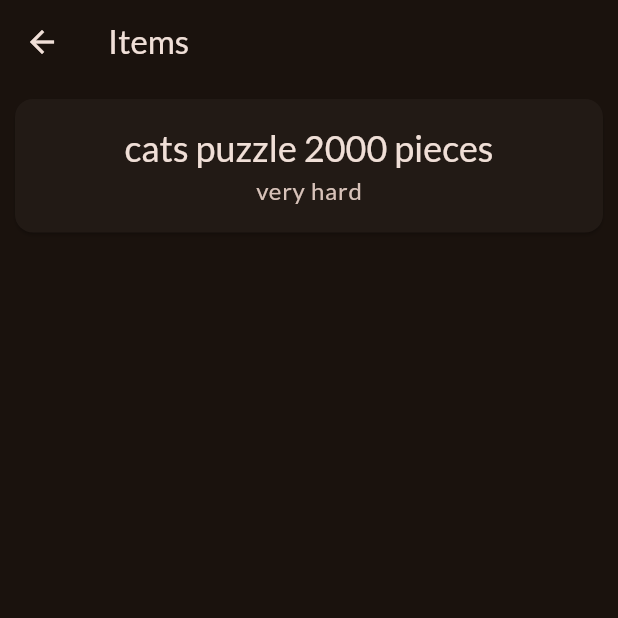
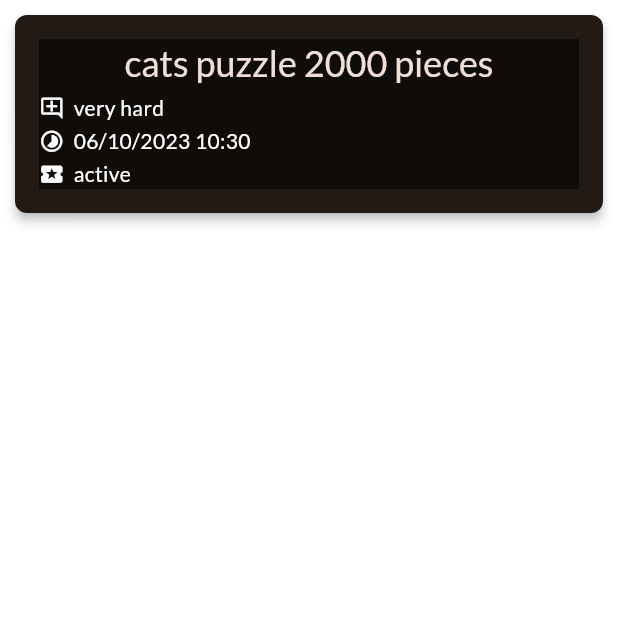
Before and after one commit to orinizri/items_flutter_app, a Flutter app: the screen it shows after launch, after a tap on "puzzles", on a phone screen of 412 x 824 dp, the top half of it. Run offline on Flutter 3.47's test engine with Material 2 defaults, Android fonts, the phone set to English and light mode, and no system bars; our stand-ins replace google_fonts, transparent_image; network calls fail.

Commit message:
add favorites

```diff
--- a/lib/data/items.dart
+++ b/lib/data/items.dart
@@ -1,7 +1,7 @@
 import 'package:shic/models/item.dart';
-// import 'package:intl/intl.dart';
+import 'package:intl/intl.dart';
 
-// var formatter = DateFormat('dd-MM-yyyy kk:mm');
+var formatter = DateFormat('dd/MM/yyyy kk:mm');
 
 final availableItems = [
   Item(
--- a/lib/main.dart
+++ b/lib/main.dart
@@ -1,6 +1,7 @@
 import 'package:flutter/material.dart';
 import 'package:google_fonts/google_fonts.dart';
 import 'package:shic/screens/categories.dart';
+import 'package:shic/screens/tabs.dart';
 
 final theme = ThemeData(
   useMaterial3: true,
@@ -22,7 +23,7 @@ class App extends StatelessWidget {
   Widget build(BuildContext context) {
     return MaterialApp(
       theme: theme,
-      home: const CategoriesScreen(),
+      home: const TabsScreen(),
     );
   }
 }
--- a/lib/screens/categories.dart
+++ b/lib/screens/categories.dart
@@ -7,19 +7,21 @@ import 'package:shic/screens/items.dart';
 import 'package:shic/widgets/category_grid_item.dart';
 
 class CategoriesScreen extends StatelessWidget {
-  const CategoriesScreen({super.key});
+  CategoriesScreen({super.key, required this.toggleFavorite});
+
+  void Function(Item) toggleFavorite;
 
   void _onSelectCategory(BuildContext context, Category category) {
-    final List<Item> filteredItems = availableItems.where((item)=> item.categories.contains(category.title)).toList();
-    Navigator.of(context).push(
-        MaterialPageRoute(builder: (ctx) => ItemsScreen(items: filteredItems)));
+    final List<Item> filteredItems = availableItems
+        .where((item) => item.categories.contains(category.title))
+        .toList();
+    Navigator.of(context).push(MaterialPageRoute(
+        builder: (ctx) => ItemsScreen(title: 'Items', items: filteredItems, toggleFavorite: toggleFavorite)));
   }
 
   @override
   Widget build(BuildContext context) {
-    return Scaffold(
-      appBar: AppBar(title: const Text('Pick a category')),
-      body: GridView(
+    return GridView(
       padding: const EdgeInsets.all(25),
       gridDelegate: const SliverGridDelegateWithFixedCrossAxisCount(
         crossAxisCount: 2,
@@ -35,7 +37,6 @@ class CategoriesScreen extends StatelessWidget {
             },
           )
       ],
-      ),
     );
   }
 }
--- a/lib/screens/items.dart
+++ b/lib/screens/items.dart
@@ -1,44 +1,55 @@
 import 'package:flutter/material.dart';
 import 'package:shic/models/item.dart' as item_model;
 import 'package:shic/data/items.dart';
+import 'package:shic/screens/item_details.dart';
 import 'package:shic/widgets/item.dart' as item_widget;
 
 class ItemsScreen extends StatelessWidget {
-  const ItemsScreen({super.key, required this.items});
+  ItemsScreen({super.key, required this.items, this.title, required this.toggleFavorite});
 
   final List<item_model.Item> items;
+  final String? title;
+  void Function(item_model.Item) toggleFavorite;
+
+  void _onSelectItem(context, item) {
+    Navigator.of(context)
+        .push(MaterialPageRoute(builder: (ctx) => ItemDetails(item: item, toggleFavorite: toggleFavorite,)));
+  }
 
   @override
   Widget build(BuildContext context) {
-    print(items.length);
     dynamic content = ListView.builder(
-      itemCount: items.length,
-      itemBuilder: (context, index) {
-        return item_widget.Item(item: items[index]);
-      },
-    );
+        itemCount: items.length,
+        itemBuilder: (context, index) => item_widget.Item(
+            item: items[index],
+            onSelectItem: (item) {
+              _onSelectItem(context, item);
+            }));
     if (items.isEmpty) {
       content = Center(
         child: Column(
           mainAxisSize: MainAxisSize.min,
           children: [
-            Text('items not found', style: Theme.of(context).textTheme.headlineLarge!.copyWith(
-              color: Theme.of(context).colorScheme.onBackground
-              )),
-            const SizedBox(height: 10,),
-            Text('try a different category', style: Theme.of(context).textTheme.bodyLarge!.copyWith(
-              color: Theme.of(context).colorScheme.onBackground
-              )
+            Text('items not found',
+                style: Theme.of(context).textTheme.headlineLarge!.copyWith(
+                    color: Theme.of(context).colorScheme.onBackground)),
+            const SizedBox(
+              height: 10,
             ),
+            Text('try a different category',
+                style: Theme.of(context).textTheme.bodyLarge!.copyWith(
+                    color: Theme.of(context).colorScheme.onBackground)),
           ],
         ),
       );
     }
-    return Scaffold(
-      appBar: AppBar(
-        title: const Text('Items'),
-      ),
-      body: content,
-    );
+    return title != null
+        ? content
+        : Scaffold(
+            appBar: AppBar(
+              title: Text(title!),
+            ),
+            body: content,
+          );
   }
 }
--- /dev/null
+++ b/lib/screens/tabs.dart
@@ -0,0 +1,74 @@
+import 'package:flutter/material.dart';
+import 'package:shic/models/item.dart';
+import 'package:shic/screens/categories.dart';
+import 'package:shic/screens/items.dart';
+
+class TabsScreen extends StatefulWidget {
+  const TabsScreen({super.key});
+
+  @override
+  State<StatefulWidget> createState() {
+    return TabsScreenState();
+  }
+}
+
+class TabsScreenState extends State<TabsScreen> {
+  var selectedPageIndex = 0;
+  final List<Item> favoriteItems = [];
+
+  void showInfoMessage(String message) {
+    ScaffoldMessenger.of(context).clearSnackBars();
+    ScaffoldMessenger.of(context).showSnackBar(
+      SnackBar(content: Text(message)),
+    );
+  }
+
+  void toggleFavorite(Item item) {
+    final isFavorite = favoriteItems.contains(item);
+    if (isFavorite) {
+      setState(() {
+        favoriteItems.remove(item);
+        showInfoMessage('Item removed');
+      });
+    } else {
+      setState(() {
+        favoriteItems.add(item);
+        showInfoMessage('Item added');
+      });
+    }
+  }
+
+  void _selectPage(int index) {
+    setState(() {
+      selectedPageIndex = index;
+    });
+  }
+
+  @override
+  Widget build(BuildContext context) {
+    Widget activePage = CategoriesScreen(toggleFavorite: toggleFavorite);
+    var activePageTitle = 'Categories';
+    if (selectedPageIndex == 1) {
+      activePage = ItemsScreen(
+          title: 'Favorites',
+          items: favoriteItems,
+          toggleFavorite: toggleFavorite);
+      activePageTitle = 'Your Favorites';
+    }
+
+    return Scaffold(
+      appBar: AppBar(title: Text(activePageTitle)),
+      body: activePage,
+      bottomNavigationBar: BottomNavigationBar(
+        onTap: _selectPage,
+        currentIndex: selectedPageIndex,
+        items: const [
+          BottomNavigationBarItem(
+              icon: Icon(Icons.category), label: 'Categories'),
+          BottomNavigationBarItem(
+              icon: Icon(Icons.favorite), label: 'Favorites')
+        ],
+      ),
+    );
+  }
+}
--- a/lib/widgets/item.dart
+++ b/lib/widgets/item.dart
@@ -1,8 +1,13 @@
 import 'package:flutter/material.dart';
+import 'package:shic/data/items.dart';
 import 'package:shic/models/item.dart' as item_model;
+import 'package:shic/widgets/item_trait.dart';
+import 'package:transparent_image/transparent_image.dart';
 
 class Item extends StatelessWidget {
-  const Item({super.key, required this.item});
+  Item({super.key, required this.item, required this.onSelectItem});
+
+  void Function(item_model.Item) onSelectItem;
 
   final item_model.Item item;
 
@@ -11,30 +16,74 @@ class Item extends StatelessWidget {
     return Card(
       margin: const EdgeInsets.all(10),
       color: Theme.of(context).textTheme.bodyLarge!.backgroundColor,
+      shape: RoundedRectangleBorder(borderRadius: BorderRadius.circular(8)),
+      clipBehavior: Clip.hardEdge,
+      elevation: 3,
+      child: InkWell(
+        onTap: () {
+          onSelectItem(item);
+        },
         child: Padding(
           padding: const EdgeInsets.all(16),
-        child: Column(
+          child: Stack(
             children: [
               item.imageUrl != null
-                ? Image.network(item.imageUrl!)
-                : const SizedBox(
-                    height: 1,
-                  ),
-            Text(
+                  ? FadeInImage.memoryNetwork(
+                      placeholder: kTransparentImage,
+                      image: item.imageUrl!,
+                      fit: BoxFit.cover,
+                      width: double.infinity,
+                    )
+                  : const SizedBox(height: 100, width: double.infinity),
+              Positioned(
+                bottom: 0,
+                right: 0,
+                left: 0,
+                child: InkWell(
+                  onTap: () {},
+                  child: Container(
+                    color: Colors.black54,
+                    child: Column(
+                        mainAxisAlignment: MainAxisAlignment.start,
+                        children: [
+                          Padding(
+                            padding: const EdgeInsets.symmetric(
+                                vertical: 2, horizontal: 5),
+                            child: Text(
                               item.name,
                               style: Theme.of(context)
                                   .textTheme
                                   .headlineSmall!
-                  .copyWith(color: Theme.of(context).colorScheme.onSurface),
+                                  .copyWith(
+                                      color: Theme.of(context)
+                                          .colorScheme
+                                          .onSurface),
+                              textAlign: TextAlign.center,
+                              overflow: TextOverflow.ellipsis,
+                              softWrap: true,
                             ),
-            Text(
-              item.description,
-              style: Theme.of(context)
-                  .textTheme
-                  .bodyLarge!
-                  .copyWith(color: Theme.of(context).colorScheme.onSurfaceVariant),
+                          ),
+                          const SizedBox(height: 2),
+                          ItemTrait(
+                            icon: Icons.add_comment_outlined,
+                            label: item.description,
+                          ),
+                          const SizedBox(height: 2),
+                          ItemTrait(
+                            icon: Icons.timelapse,
+                            label: formatter.format(item.startDate),
+                          ),
+                          const SizedBox(height: 2),
+                          ItemTrait(
+                            icon: Icons.local_activity,
+                            label: item.active ? 'active' : 'inactive',
+                          ),
+                        ]),
+                  ),
+                ),
               ),
             ],
+          ),
         ),
       ),
     );
--- /dev/null
+++ b/lib/widgets/item_trait.dart
@@ -0,0 +1,29 @@
+import 'package:flutter/material.dart';
+
+class ItemTrait extends StatelessWidget {
+  const ItemTrait({super.key, required this.icon, required this.label});
+
+  final IconData icon;
+  final String label;
+
+  @override
+  Widget build(BuildContext context) {
+    return Row(
+      children: [
+        Icon(
+          icon,
+          size: 17,
+        ),
+        const SizedBox(
+          width: 6,
+        ),
+        Text(
+          label,
+          style: const TextStyle(
+            color: Colors.white,
+          ),
+        )
+      ],
+    );
+  }
+}
--- a/pubspec.yaml
+++ b/pubspec.yaml
@@ -37,6 +37,7 @@ dependencies:
   cupertino_icons: ^1.0.2
   google_fonts: ^6.1.0
   intl: ^0.18.1
+  transparent_image: ^2.0.1
 
 dev_dependencies:
   flutter_test:
```
Also changed, not shown: lib/screens/item_details.dart (added, +75 -0 lines), pubspec.lock. Lines whose indentation alone changed are shown as unchanged.
